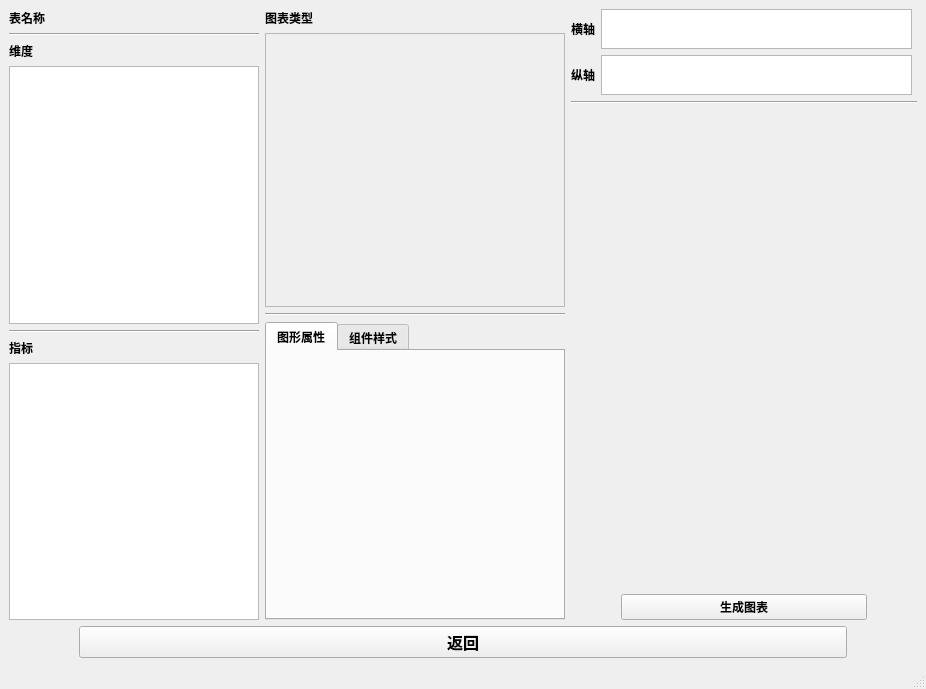
Above: views/UI_DataVisualizationWin.ui from kingry1/GraduationProject-Data-Visualization-System before the change. Below: the same form after it.
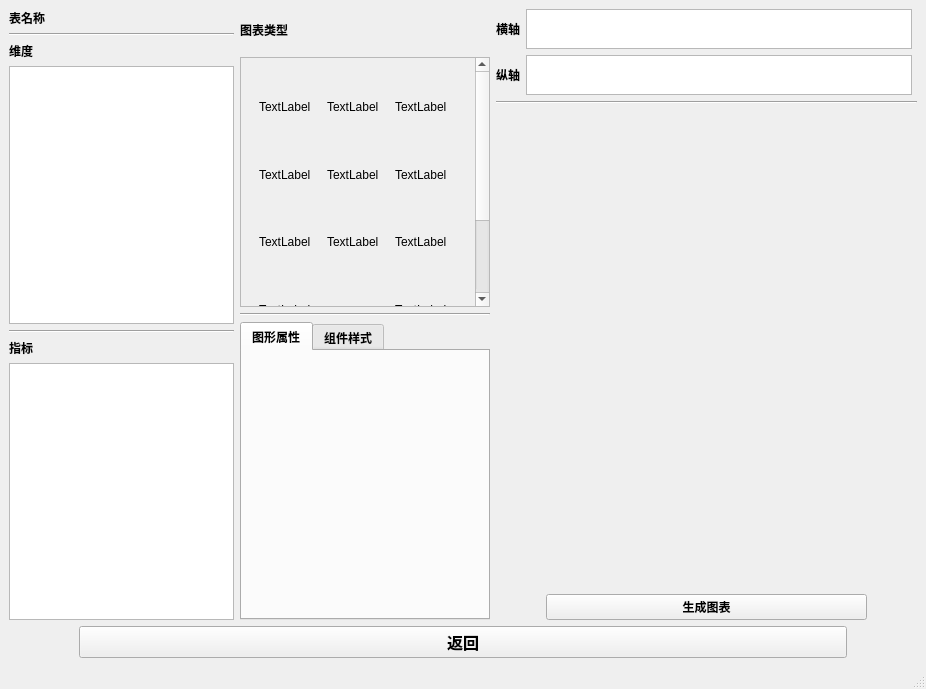
That is the form after the change. Icons and pictures are not drawn. Custom widgets are drawn as their Qt base class.

Commit message: Add scroll area

The edit to the form file:
```diff
--- a/views/UI_DataVisualizationWin.ui
+++ b/views/UI_DataVisualizationWin.ui
@@ -93,7 +93,7 @@
               </property>
               <property name="maximumSize">
                <size>
-                <width>250</width>
+                <width>225</width>
                 <height>16777215</height>
                </size>
               </property>
@@ -140,7 +140,7 @@
               </property>
               <property name="maximumSize">
                <size>
-                <width>250</width>
+                <width>225</width>
                 <height>16777215</height>
                </size>
               </property>
@@ -151,7 +151,7 @@
          </layout>
         </item>
         <item>
-         <layout class="QVBoxLayout" name="verticalLayout_7">
+         <layout class="QVBoxLayout" name="verticalLayout_7" stretch="1,0,1">
           <item>
            <layout class="QVBoxLayout" name="verticalLayout">
             <item>
@@ -178,10 +178,16 @@
               </property>
               <property name="minimumSize">
                <size>
-                <width>300</width>
+                <width>250</width>
                 <height>0</height>
                </size>
               </property>
+              <property name="maximumSize">
+               <size>
+                <width>16777215</width>
+                <height>250</height>
+               </size>
+              </property>
               <property name="horizontalScrollBarPolicy">
                <enum>Qt::ScrollBarAlwaysOff</enum>
               </property>
@@ -193,13 +199,110 @@
                 <rect>
                  <x>0</x>
                  <y>0</y>
-                 <width>298</width>
-                 <height>259</height>
+                 <width>248</width>
+                 <height>374</height>
                 </rect>
                </property>
                <layout class="QVBoxLayout" name="verticalLayout_2">
                 <item>
-                 <layout class="QGridLayout" name="gridLayout_2"/>
+                 <widget class="QWidget" name="widget_2" native="true">
+                  <property name="minimumSize">
+                   <size>
+                    <width>0</width>
+                    <height>350</height>
+                   </size>
+                  </property>
+                  <layout class="QHBoxLayout" name="horizontalLayout_2">
+                   <item>
+                    <layout class="QGridLayout" name="gridLayout">
+                     <item row="3" column="0">
+                      <widget class="QLabel" name="label_8">
+                       <property name="text">
+                        <string>TextLabel</string>
+                       </property>
+                      </widget>
+                     </item>
+                     <item row="4" column="0">
+                      <widget class="QLabel" name="label_7">
+                       <property name="text">
+                        <string>TextLabel</string>
+                       </property>
+                      </widget>
+                     </item>
+                     <item row="1" column="1">
+                      <widget class="QLabel" name="label_14">
+                       <property name="text">
+                        <string>TextLabel</string>
+                       </property>
+                      </widget>
+                     </item>
+                     <item row="0" column="0">
+                      <widget class="QLabel" name="label_11">
+                       <property name="text">
+                        <string>TextLabel</string>
+                       </property>
+                      </widget>
+                     </item>
+                     <item row="2" column="0">
+                      <widget class="QLabel" name="label_9">
+                       <property name="text">
+                        <string>TextLabel</string>
+                       </property>
+                      </widget>
+                     </item>
+                     <item row="0" column="1">
+                      <widget class="QLabel" name="label_12">
+                       <property name="text">
+                        <string>TextLabel</string>
+                       </property>
+                      </widget>
+                     </item>
+                     <item row="1" column="0">
+                      <widget class="QLabel" name="label_10">
+                       <property name="text">
+                        <string>TextLabel</string>
+                       </property>
+                      </widget>
+                     </item>
+                     <item row="2" column="1">
+                      <widget class="QLabel" name="label_13">
+                       <property name="text">
+                        <string>TextLabel</string>
+                       </property>
+                      </widget>
+                     </item>
+                     <item row="0" column="2">
+                      <widget class="QLabel" name="label_15">
+                       <property name="text">
+                        <string>TextLabel</string>
+                       </property>
+                      </widget>
+                     </item>
+                     <item row="1" column="2">
+                      <widget class="QLabel" name="label_16">
+                       <property name="text">
+                        <string>TextLabel</string>
+                       </property>
+                      </widget>
+                     </item>
+                     <item row="3" column="2">
+                      <widget class="QLabel" name="label_17">
+                       <property name="text">
+                        <string>TextLabel</string>
+                       </property>
+                      </widget>
+                     </item>
+                     <item row="2" column="2">
+                      <widget class="QLabel" name="label_18">
+                       <property name="text">
+                        <string>TextLabel</string>
+                       </property>
+                      </widget>
+                     </item>
+                    </layout>
+                   </item>
+                  </layout>
+                 </widget>
                 </item>
                </layout>
               </widget>
```
Left out of the diff: 59 changed lines with no effect on the pictures. The commit also changes 1 other file.
